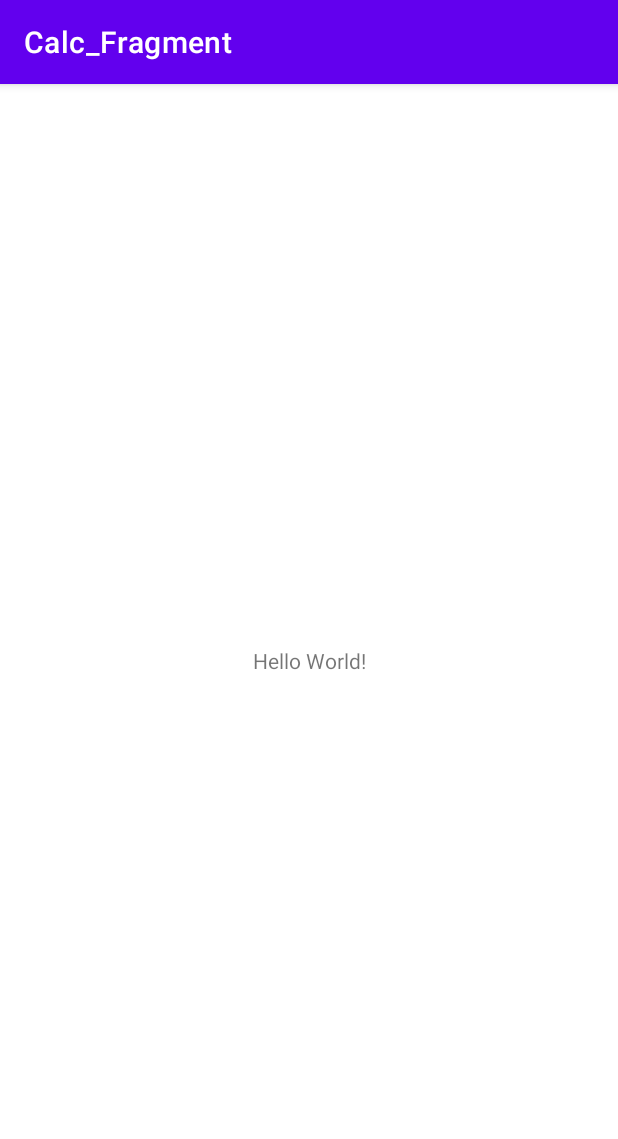
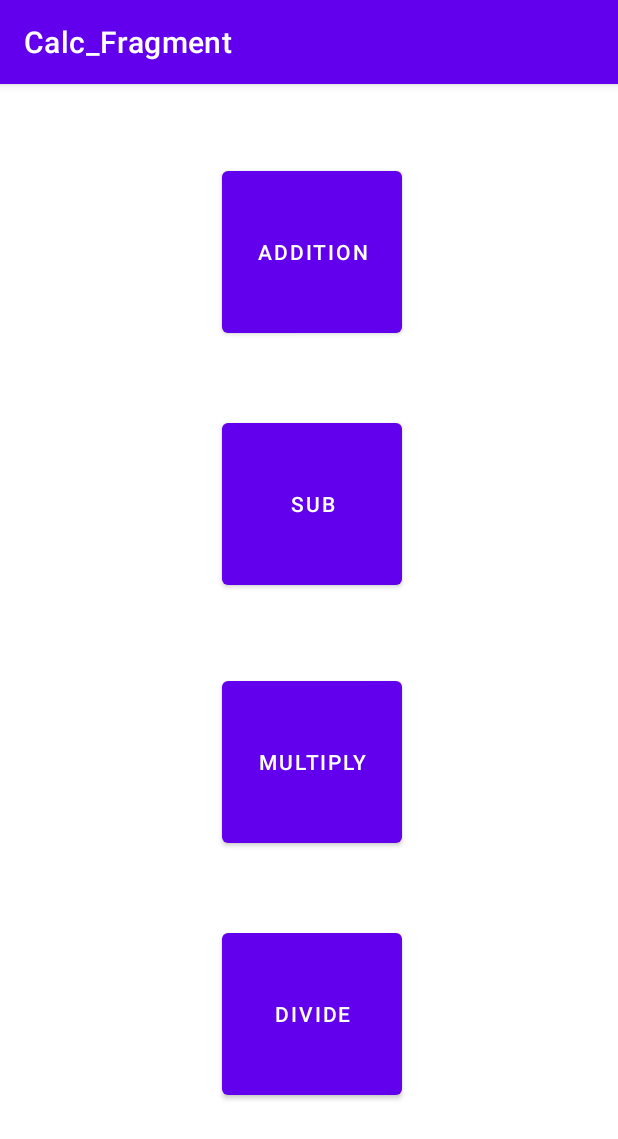
Before and after one commit to Rishi-NithinEM/Calc_Fragment, an Android app: the screen it shows after launch (MainActivity), on a phone screen of 412 x 824 dp. Shown: the top 1139 px of the screen. Run offline under Robolectric (Android 15) with nearby library versions, the phone set to English and light mode, and no system bars.

```diff
--- a/app/build.gradle
+++ b/app/build.gradle
@@ -37,6 +37,7 @@ dependencies {
     implementation 'androidx.appcompat:appcompat:1.3.1'
     implementation 'com.google.android.material:material:1.4.0'
     implementation 'androidx.constraintlayout:constraintlayout:2.1.0'
+    implementation 'androidx.legacy:legacy-support-v4:1.0.0'
     testImplementation 'junit:junit:4.+'
     androidTestImplementation 'androidx.test.ext:junit:1.1.3'
     androidTestImplementation 'androidx.test.espresso:espresso-core:3.4.0'
--- /dev/null
+++ b/app/src/main/java/com/example/calc_fragment/FragmentA.kt
@@ -0,0 +1,147 @@
+package com.example.calc_fragment
+
+import android.os.Bundle
+import android.util.Log
+import androidx.fragment.app.Fragment
+import android.view.LayoutInflater
+import android.view.View
+import android.view.ViewGroup
+import android.widget.Button
+import android.widget.TextView
+import android.widget.Toast
+import androidx.core.view.isVisible
+
+
+class FragmentA : Fragment(R.layout.fragment_a), View.OnClickListener {
+
+    lateinit var Add: Button
+    lateinit var Sub: Button
+    lateinit var Mul: Button
+    lateinit var Div: Button
+    lateinit var Reset: Button
+    lateinit var Action: TextView
+    lateinit var Input1: TextView
+    lateinit var Input2: TextView
+    lateinit var Result: TextView
+
+    var operation: String = "x"
+
+    override fun onClick(view: View) {
+
+        var bundle: Bundle = Bundle()
+
+
+        when (view.id) {
+            R.id.add -> {
+                operation = "Addition"
+            }
+            R.id.sub -> {
+                operation = "Subtract"
+            }
+            R.id.mul -> {
+                operation = "Multiply"
+            }
+            R.id.div -> {
+                operation = "Division"
+            }
+        }
+
+
+        bundle.putString("key", operation)
+
+        var fragment: FragmentB = FragmentB()
+
+        fragment.setArguments(bundle)
+
+
+        this.onStop()
+        activity?.supportFragmentManager?.beginTransaction()?.add(R.id.flayout1, fragment,"Bss")
+            ?.addToBackStack(null)?.commit()
+
+
+    }
+
+    override fun onCreateView(
+        inflater: LayoutInflater,
+        container: ViewGroup?,
+        savedInstanceState: Bundle?
+    ): View? {
+
+        return super.onCreateView(inflater, container, savedInstanceState)
+
+    }
+
+
+    override fun onViewCreated(view: View, savedInstanceState: Bundle?) {
+        super.onViewCreated(view, savedInstanceState)
+
+        Add = view.findViewById(R.id.add)
+        Sub = view.findViewById(R.id.sub)
+        Mul = view.findViewById(R.id.mul)
+        Div = view.findViewById(R.id.div)
+        Reset = view.findViewById(R.id.reset)
+        Action = view.findViewById(R.id.action)
+        Input1 = view.findViewById(R.id.Input1)
+        Input2 = view.findViewById(R.id.Input2)
+        Result = view.findViewById(R.id.result)
+
+
+        Result.isVisible = false
+        Input1.isVisible = false
+        Input2.isVisible = false
+        Action.isVisible = false
+        Reset.isVisible = false
+
+        Add.setOnClickListener(this)
+        Sub.setOnClickListener(this)
+        Mul.setOnClickListener(this)
+        Div.setOnClickListener(this)
+
+
+        var bundle: Bundle? = this.arguments
+        if (bundle?.getString("ans") != null) {
+            printAns(
+                bundle?.getString("ans").toString(),
+                bundle?.getString("in1").toString(),
+                bundle?.getString("in2").toString(),
+                bundle?.getString("opp").toString()
+            )
+        }
+
+    }
+
+    fun printAns(ans: String, input1: String, input2: String, opp: String) {
+
+        Result.isVisible = true
+        Input1.isVisible = true
+        Input2.isVisible = true
+        Action.isVisible = true
+        Reset.isVisible = true
+        Add.isVisible = false
+        Sub.isVisible = false
+        Mul.isVisible = false
+        Div.isVisible = false
+
+        Action.setText("Action: " + opp)
+        Input1.setText("Input1: " + input1)
+        Input2.setText("Input2: " + input2)
+        Result.setText("Result: " + ans)
+
+        Reset.setOnClickListener {
+
+
+            Result.isVisible = false
+            Input1.isVisible = false
+            Input2.isVisible = false
+            Action.isVisible = false
+            Reset.isVisible = false
+            Add.isVisible = true
+            Sub.isVisible = true
+            Mul.isVisible = true
+            Div.isVisible = true
+        }
+
+
+    }
+
+}
--- /dev/null
+++ b/app/src/main/res/layout-land/fragment_a.xml
@@ -0,0 +1,108 @@
+<?xml version="1.0" encoding="utf-8"?>
+<androidx.constraintlayout.widget.ConstraintLayout xmlns:android="http://schemas.android.com/apk/res/android"
+    xmlns:app="http://schemas.android.com/apk/res-auto"
+    xmlns:tools="http://schemas.android.com/tools"
+    android:layout_width="match_parent"
+    android:layout_height="match_parent"
+    android:background="@color/white"
+    tools:context=".FragmentA">
+
+    <Button
+        android:id="@+id/add"
+        android:layout_width="120dp"
+        android:layout_height="120dp"
+
+        android:layout_marginStart="120dp"
+        android:layout_marginBottom="56dp"
+        android:text="Addition"
+        app:layout_constraintBottom_toTopOf="@+id/sub"
+        app:layout_constraintStart_toStartOf="parent" />
+
+    <Button
+        android:id="@+id/sub"
+        android:layout_width="120dp"
+        android:layout_height="120dp"
+
+        android:layout_marginStart="120dp"
+        android:layout_marginBottom="36dp"
+        android:text="Sub"
+        app:layout_constraintBottom_toBottomOf="parent"
+        app:layout_constraintStart_toStartOf="parent" />
+
+    <Button
+        android:id="@+id/mul"
+        android:layout_width="120dp"
+        android:layout_height="120dp"
+        android:layout_marginEnd="144dp"
+        android:layout_marginBottom="56dp"
+        android:text="Multiply"
+        app:layout_constraintBottom_toTopOf="@+id/div"
+        app:layout_constraintEnd_toEndOf="parent" />
+
+    <Button
+        android:id="@+id/div"
+        android:layout_width="120dp"
+        android:layout_height="120dp"
+
+        android:layout_marginEnd="148dp"
+        android:layout_marginBottom="36dp"
+        android:text="Divide"
+        app:layout_constraintBottom_toBottomOf="parent"
+        app:layout_constraintEnd_toEndOf="parent" />
+
+    <TextView
+        android:id="@+id/action"
+        android:layout_width="175dp"
+        android:layout_height="50dp"
+        android:fontFamily="sans-serif-black"
+        android:layout_marginEnd="284dp"
+        android:layout_marginBottom="8dp"
+        android:text="Action : "
+        app:layout_constraintBottom_toTopOf="@+id/Input1"
+        app:layout_constraintEnd_toEndOf="parent" />
+
+    <TextView
+        android:id="@+id/Input1"
+        android:layout_width="175dp"
+        android:layout_height="50dp"
+        android:fontFamily="sans-serif-black"
+        android:layout_marginEnd="284dp"
+        android:layout_marginBottom="8dp"
+        android:text="Input1 : "
+        app:layout_constraintBottom_toTopOf="@+id/Input2"
+        app:layout_constraintEnd_toEndOf="parent" />
+
+    <TextView
+        android:id="@+id/Input2"
+        android:layout_width="175dp"
+        android:layout_height="50dp"
+        android:fontFamily="sans-serif-black"
+        android:layout_marginEnd="284dp"
+        android:layout_marginBottom="4dp"
+        android:text="Input2 : "
+        app:layout_constraintBottom_toTopOf="@+id/result"
+        app:layout_constraintEnd_toEndOf="parent" />
+
+    <TextView
+        android:id="@+id/result"
+        android:layout_width="175dp"
+        android:layout_height="50dp"
+        android:fontFamily="sans-serif-black"
+        android:layout_marginEnd="284dp"
+        android:layout_marginBottom="40dp"
+        android:text="Result : "
+        app:layout_constraintBottom_toTopOf="@+id/reset"
+        app:layout_constraintEnd_toEndOf="parent" />
+
+    <Button
+        android:id="@+id/reset"
+        android:layout_width="wrap_content"
+        android:layout_height="wrap_content"
+
+        android:layout_marginEnd="336dp"
+        android:layout_marginBottom="16dp"
+        android:text="Reset"
+        app:layout_constraintBottom_toBottomOf="parent"
+        app:layout_constraintEnd_toEndOf="parent" />
+
+</androidx.constraintlayout.widget.ConstraintLayout>
--- a/app/src/main/res/layout/activity_main.xml
+++ b/app/src/main/res/layout/activity_main.xml
@@ -4,15 +4,17 @@
     xmlns:tools="http://schemas.android.com/tools"
     android:layout_width="match_parent"
     android:layout_height="match_parent"
-    tools:context=".MainActivity">
+    tools:context=".MainActivity"
+    tools:layout_editor_absoluteX="71dp"
+    tools:layout_editor_absoluteY="-28dp">
 
-    <TextView
-        android:layout_width="wrap_content"
-        android:layout_height="wrap_content"
-        android:text="Hello World!"
+    <FrameLayout
+        android:id="@+id/flayout1"
+        android:layout_width="match_parent"
+        android:layout_height="match_parent"
         app:layout_constraintBottom_toBottomOf="parent"
-        app:layout_constraintLeft_toLeftOf="parent"
-        app:layout_constraintRight_toRightOf="parent"
-        app:layout_constraintTop_toTopOf="parent" />
+        app:layout_constraintStart_toStartOf="parent">
+
+    </FrameLayout>
 
 </androidx.constraintlayout.widget.ConstraintLayout>
--- /dev/null
+++ b/app/src/main/res/layout/fragment_a.xml
@@ -0,0 +1,108 @@
+<?xml version="1.0" encoding="utf-8"?>
+<androidx.constraintlayout.widget.ConstraintLayout xmlns:android="http://schemas.android.com/apk/res/android"
+    xmlns:app="http://schemas.android.com/apk/res-auto"
+    xmlns:tools="http://schemas.android.com/tools"
+    android:layout_width="match_parent"
+    android:layout_height="match_parent"
+    android:background="@color/white"
+    tools:context=".FragmentA">
+
+    <Button
+        android:id="@+id/add"
+        android:layout_width="120dp"
+        android:layout_height="120dp"
+
+        android:layout_marginEnd="144dp"
+        android:layout_marginBottom="48dp"
+        android:text="Addition"
+        app:layout_constraintBottom_toTopOf="@+id/sub"
+        app:layout_constraintEnd_toEndOf="parent" />
+
+    <Button
+        android:id="@+id/sub"
+        android:layout_width="120dp"
+        android:layout_height="120dp"
+
+        android:layout_marginEnd="144dp"
+        android:layout_marginBottom="52dp"
+        android:text="Sub"
+        app:layout_constraintBottom_toTopOf="@+id/mul"
+        app:layout_constraintEnd_toEndOf="parent" />
+
+    <Button
+        android:id="@+id/mul"
+        android:layout_width="120dp"
+        android:layout_height="120dp"
+        android:layout_marginEnd="144dp"
+        android:layout_marginBottom="48dp"
+        android:text="Multiply"
+        app:layout_constraintBottom_toTopOf="@+id/div"
+        app:layout_constraintEnd_toEndOf="parent" />
+
+    <Button
+        android:id="@+id/div"
+        android:layout_width="120dp"
+        android:layout_height="120dp"
+
+        android:layout_marginEnd="144dp"
+        android:layout_marginBottom="88dp"
+        android:text="Divide"
+        app:layout_constraintBottom_toBottomOf="parent"
+        app:layout_constraintEnd_toEndOf="parent" />
+
+    <TextView
+        android:id="@+id/action"
+        android:layout_width="175dp"
+        android:layout_height="50dp"
+        android:fontFamily="sans-serif-black"
+        android:layout_marginEnd="116dp"
+        android:layout_marginBottom="32dp"
+        android:text="Action : "
+        app:layout_constraintBottom_toTopOf="@+id/Input1"
+        app:layout_constraintEnd_toEndOf="parent" />
+
+    <TextView
+        android:id="@+id/Input1"
+        android:layout_width="175dp"
+        android:layout_height="50dp"
+        android:fontFamily="sans-serif-black"
+        android:layout_marginEnd="116dp"
+        android:layout_marginBottom="32dp"
+        android:text="Input1 : "
+        app:layout_constraintBottom_toTopOf="@+id/Input2"
+        app:layout_constraintEnd_toEndOf="parent" />
+
+    <TextView
+        android:id="@+id/Input2"
+        android:layout_width="175dp"
+        android:layout_height="50dp"
+        android:fontFamily="sans-serif-black"
+        android:layout_marginEnd="116dp"
+        android:layout_marginBottom="32dp"
+        android:text="Input2 : "
+        app:layout_constraintBottom_toTopOf="@+id/result"
+        app:layout_constraintEnd_toEndOf="parent" />
+
+    <TextView
+        android:id="@+id/result"
+        android:layout_width="175dp"
+        android:layout_height="50dp"
+        android:fontFamily="sans-serif-black"
+        android:layout_marginEnd="116dp"
+        android:layout_marginBottom="24dp"
+        android:text="Result : "
+        app:layout_constraintBottom_toTopOf="@+id/reset"
+        app:layout_constraintEnd_toEndOf="parent" />
+
+    <Button
+        android:id="@+id/reset"
+        android:layout_width="wrap_content"
+        android:layout_height="wrap_content"
+
+        android:layout_marginEnd="160dp"
+        android:layout_marginBottom="256dp"
+        android:text="Reset"
+        app:layout_constraintBottom_toBottomOf="parent"
+        app:layout_constraintEnd_toEndOf="parent" />
+
+</androidx.constraintlayout.widget.ConstraintLayout>
--- a/app/src/main/res/values/strings.xml
+++ b/app/src/main/res/values/strings.xml
@@ -1,3 +1,5 @@
 <resources>
     <string name="app_name">Calc_Fragment</string>
+    <!-- TODO: Remove or change this placeholder text -->
+    <string name="hello_blank_fragment">Hello blank fragment</string>
 </resources>
```
Also changed, not shown: app/src/main/java/com/example/calc_fragment/FragmentB.kt (added, +97 -0 lines), app/src/main/java/com/example/calc_fragment/MainActivity.kt (+57 -0 lines), app/src/main/res/layout-land/fragment_b.xml (added, +46 -0 lines), app/src/main/res/layout/fragment_b.xml (added, +48 -0 lines).
